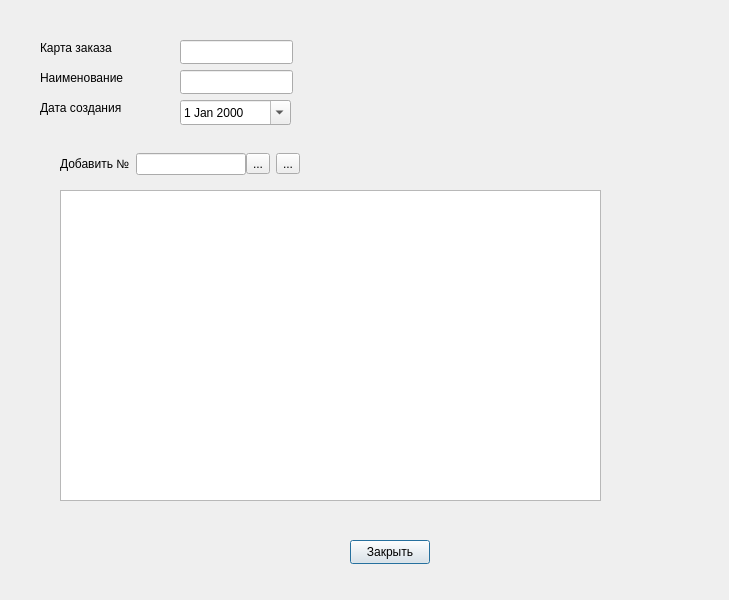
Old version of the form Remont/settereditdlg.ui in the repository AlexeyScherbakov2021/Remont2.
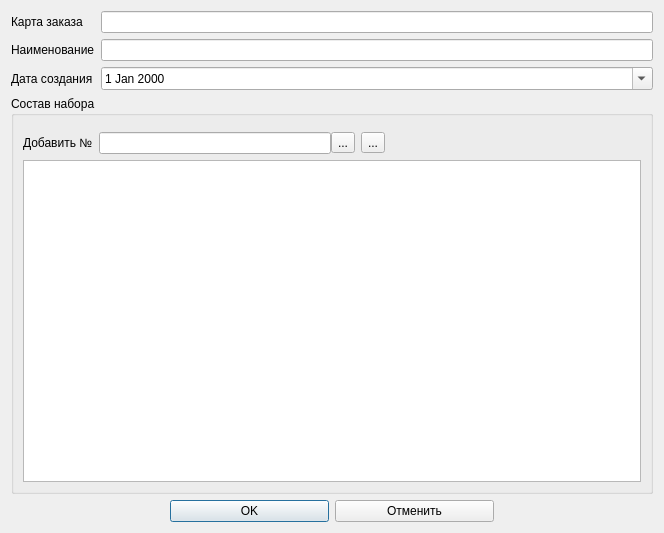
New version of the form. Icons and pictures are not drawn.

```diff
--- a/Remont/settereditdlg.ui
+++ b/Remont/settereditdlg.ui
@@ -6,139 +6,65 @@
    <rect>
     <x>0</x>
     <y>0</y>
-    <width>729</width>
-    <height>600</height>
+    <width>664</width>
+    <height>533</height>
    </rect>
   </property>
   <property name="windowTitle">
    <string>Dialog</string>
   </property>
+  <layout class="QVBoxLayout" name="verticalLayout_2">
+   <item>
+    <layout class="QFormLayout" name="formLayout">
+     <item row="0" column="0">
   <widget class="QLabel" name="label">
-   <property name="geometry">
-    <rect>
-     <x>40</x>
-     <y>40</y>
-     <width>101</width>
-     <height>16</height>
-    </rect>
-   </property>
    <property name="text">
     <string>Карта заказа</string>
    </property>
   </widget>
+     </item>
+     <item row="0" column="1">
+      <widget class="QLineEdit" name="leOrder"/>
+     </item>
+     <item row="1" column="0">
   <widget class="QLabel" name="label_2">
-   <property name="geometry">
-    <rect>
-     <x>40</x>
-     <y>70</y>
-     <width>111</width>
-     <height>16</height>
-    </rect>
-   </property>
    <property name="text">
     <string>Наименование</string>
    </property>
   </widget>
+     </item>
+     <item row="1" column="1">
+      <widget class="QLineEdit" name="leName"/>
+     </item>
+     <item row="2" column="0">
   <widget class="QLabel" name="label_3">
-   <property name="geometry">
-    <rect>
-     <x>40</x>
-     <y>100</y>
-     <width>111</width>
-     <height>16</height>
-    </rect>
-   </property>
    <property name="text">
     <string>Дата создания</string>
    </property>
   </widget>
-  <widget class="QLineEdit" name="leOrder">
-   <property name="geometry">
-    <rect>
-     <x>180</x>
-     <y>40</y>
-     <width>113</width>
-     <height>24</height>
-    </rect>
-   </property>
-  </widget>
-  <widget class="QLineEdit" name="leName">
-   <property name="geometry">
-    <rect>
-     <x>180</x>
-     <y>70</y>
-     <width>113</width>
-     <height>24</height>
-    </rect>
-   </property>
-  </widget>
+     </item>
+     <item row="2" column="1">
   <widget class="QDateEdit" name="deDate">
-   <property name="geometry">
-    <rect>
-     <x>180</x>
-     <y>100</y>
-     <width>111</width>
-     <height>25</height>
-    </rect>
-   </property>
    <property name="calendarPopup">
     <bool>true</bool>
    </property>
-  </widget>
-  <widget class="QListWidget" name="listWidget">
-   <property name="geometry">
-    <rect>
-     <x>60</x>
-     <y>190</y>
-     <width>541</width>
-     <height>311</height>
-    </rect>
-   </property>
-   <property name="editTriggers">
-    <set>QAbstractItemView::EditTrigger::NoEditTriggers</set>
-   </property>
-   <property name="alternatingRowColors">
-    <bool>true</bool>
-   </property>
-   <property name="selectionMode">
-    <enum>QAbstractItemView::SelectionMode::ExtendedSelection</enum>
-   </property>
-   <property name="selectionBehavior">
-    <enum>QAbstractItemView::SelectionBehavior::SelectRows</enum>
-   </property>
-  </widget>
-  <widget class="QPushButton" name="pbClose">
-   <property name="geometry">
-    <rect>
-     <x>350</x>
-     <y>540</y>
-     <width>80</width>
-     <height>24</height>
-    </rect>
-   </property>
-   <property name="text">
-    <string>Закрыть</string>
-   </property>
-   <property name="icon">
-    <iconset resource="resource.qrc">
-     <normaloff>:/image/Exit.png</normaloff>:/image/Exit.png</iconset>
-   </property>
-   <property name="iconSize">
-    <size>
-     <width>24</width>
-     <height>24</height>
-    </size>
-   </property>
-  </widget>
-  <widget class="QWidget" name="">
-   <property name="geometry">
-    <rect>
-     <x>60</x>
-     <y>150</y>
-     <width>240</width>
-     <height>28</height>
-    </rect>
-   </property>
+       <property name="timeSpec">
+        <enum>Qt::TimeSpec::LocalTime</enum>
+       </property>
+      </widget>
+     </item>
+    </layout>
+   </item>
+   <item>
+    <widget class="QGroupBox" name="groupBox">
+     <property name="title">
+      <string>Состав набора</string>
+     </property>
+     <layout class="QVBoxLayout" name="verticalLayout">
+      <property name="topMargin">
+       <number>16</number>
+      </property>
+      <item>
    <layout class="QHBoxLayout" name="horizontalLayout_2">
     <item>
      <widget class="QLabel" name="label_4">
@@ -182,8 +108,117 @@
       </property>
      </widget>
     </item>
-   </layout>
-  </widget>
+        <item>
+         <spacer name="horizontalSpacer_3">
+          <property name="orientation">
+           <enum>Qt::Orientation::Horizontal</enum>
+          </property>
+          <property name="sizeHint" stdset="0">
+           <size>
+            <width>40</width>
+            <height>20</height>
+           </size>
+          </property>
+         </spacer>
+        </item>
+       </layout>
+      </item>
+      <item>
+       <widget class="QListWidget" name="listWidget">
+        <property name="editTriggers">
+         <set>QAbstractItemView::EditTrigger::NoEditTriggers</set>
+        </property>
+        <property name="alternatingRowColors">
+         <bool>true</bool>
+        </property>
+        <property name="selectionMode">
+         <enum>QAbstractItemView::SelectionMode::ExtendedSelection</enum>
+        </property>
+        <property name="selectionBehavior">
+         <enum>QAbstractItemView::SelectionBehavior::SelectRows</enum>
+        </property>
+       </widget>
+      </item>
+     </layout>
+    </widget>
+   </item>
+   <item>
+    <layout class="QHBoxLayout" name="horizontalLayout_3">
+     <item>
+      <spacer name="horizontalSpacer">
+       <property name="orientation">
+        <enum>Qt::Orientation::Horizontal</enum>
+       </property>
+       <property name="sizeHint" stdset="0">
+        <size>
+         <width>40</width>
+         <height>20</height>
+        </size>
+       </property>
+      </spacer>
+     </item>
+     <item>
+      <widget class="QPushButton" name="pbOk">
+       <property name="sizePolicy">
+        <sizepolicy hsizetype="Expanding" vsizetype="Fixed">
+         <horstretch>0</horstretch>
+         <verstretch>0</verstretch>
+        </sizepolicy>
+       </property>
+       <property name="text">
+        <string>OK</string>
+       </property>
+       <property name="icon">
+        <iconset resource="resource.qrc">
+         <normaloff>:/image/Apply24x24.png</normaloff>:/image/Apply24x24.png</iconset>
+       </property>
+       <property name="iconSize">
+        <size>
+         <width>24</width>
+         <height>24</height>
+        </size>
+       </property>
+      </widget>
+     </item>
+     <item>
+      <widget class="QPushButton" name="pbClose">
+       <property name="sizePolicy">
+        <sizepolicy hsizetype="Expanding" vsizetype="Fixed">
+         <horstretch>0</horstretch>
+         <verstretch>0</verstretch>
+        </sizepolicy>
+       </property>
+       <property name="text">
+        <string>Отменить</string>
+       </property>
+       <property name="icon">
+        <iconset resource="resource.qrc">
+         <normaloff>:/image/cancel2.png</normaloff>:/image/cancel2.png</iconset>
+       </property>
+       <property name="iconSize">
+        <size>
+         <width>24</width>
+         <height>24</height>
+        </size>
+       </property>
+      </widget>
+     </item>
+     <item>
+      <spacer name="horizontalSpacer_2">
+       <property name="orientation">
+        <enum>Qt::Orientation::Horizontal</enum>
+       </property>
+       <property name="sizeHint" stdset="0">
+        <size>
+         <width>40</width>
+         <height>20</height>
+        </size>
+       </property>
+      </spacer>
+     </item>
+    </layout>
+   </item>
+  </layout>
  </widget>
  <resources>
   <include location="resource.qrc"/>
```
Left out of the diff: 2 changed lines with no effect on the pictures. Lines whose indentation alone changed are shown as unchanged.
